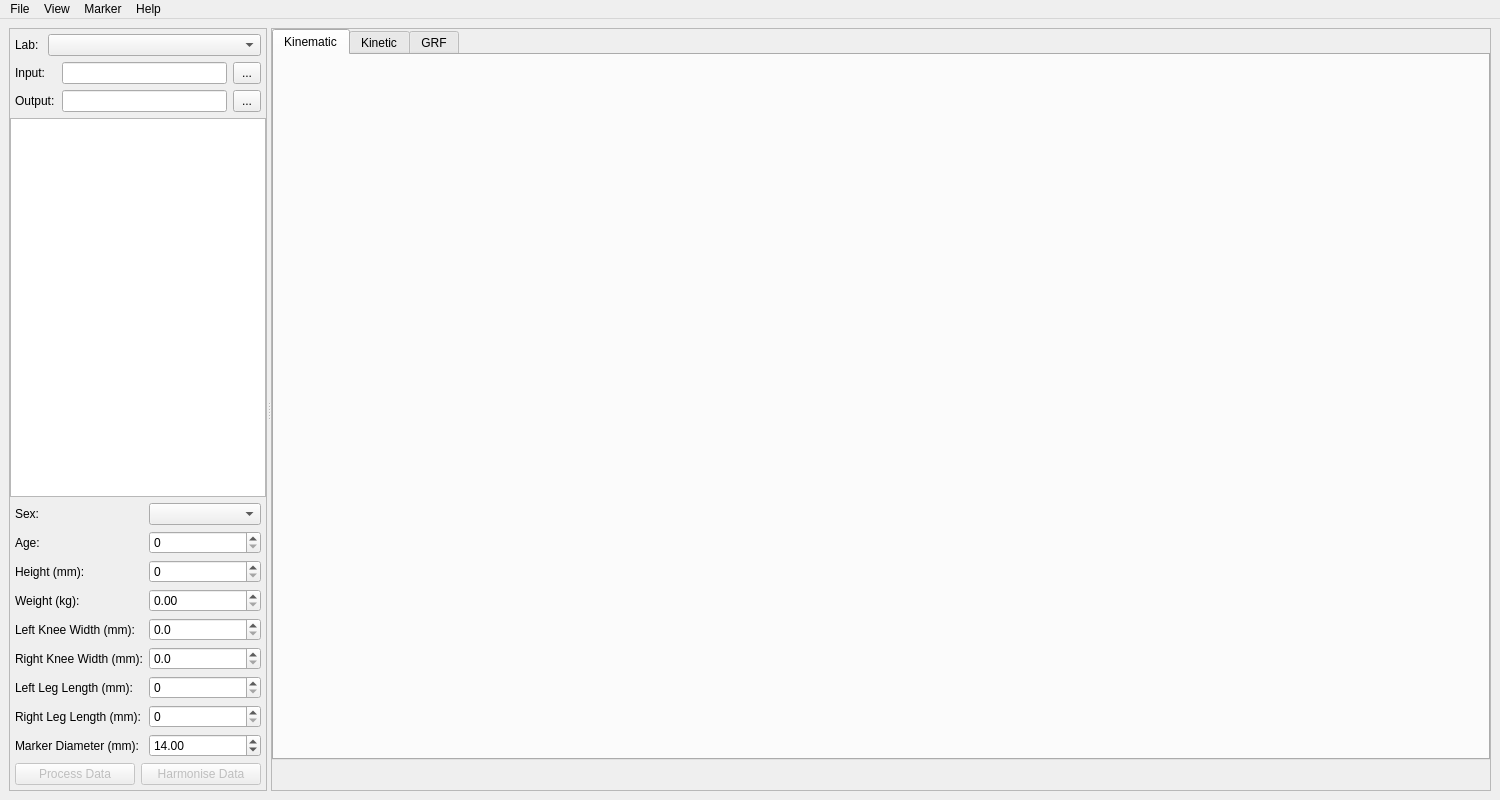
The window that src/c3d_parser/view/qt/main_window.ui (tsalemink/C3D-parser) describes before a commit, drawn with Qt 5.
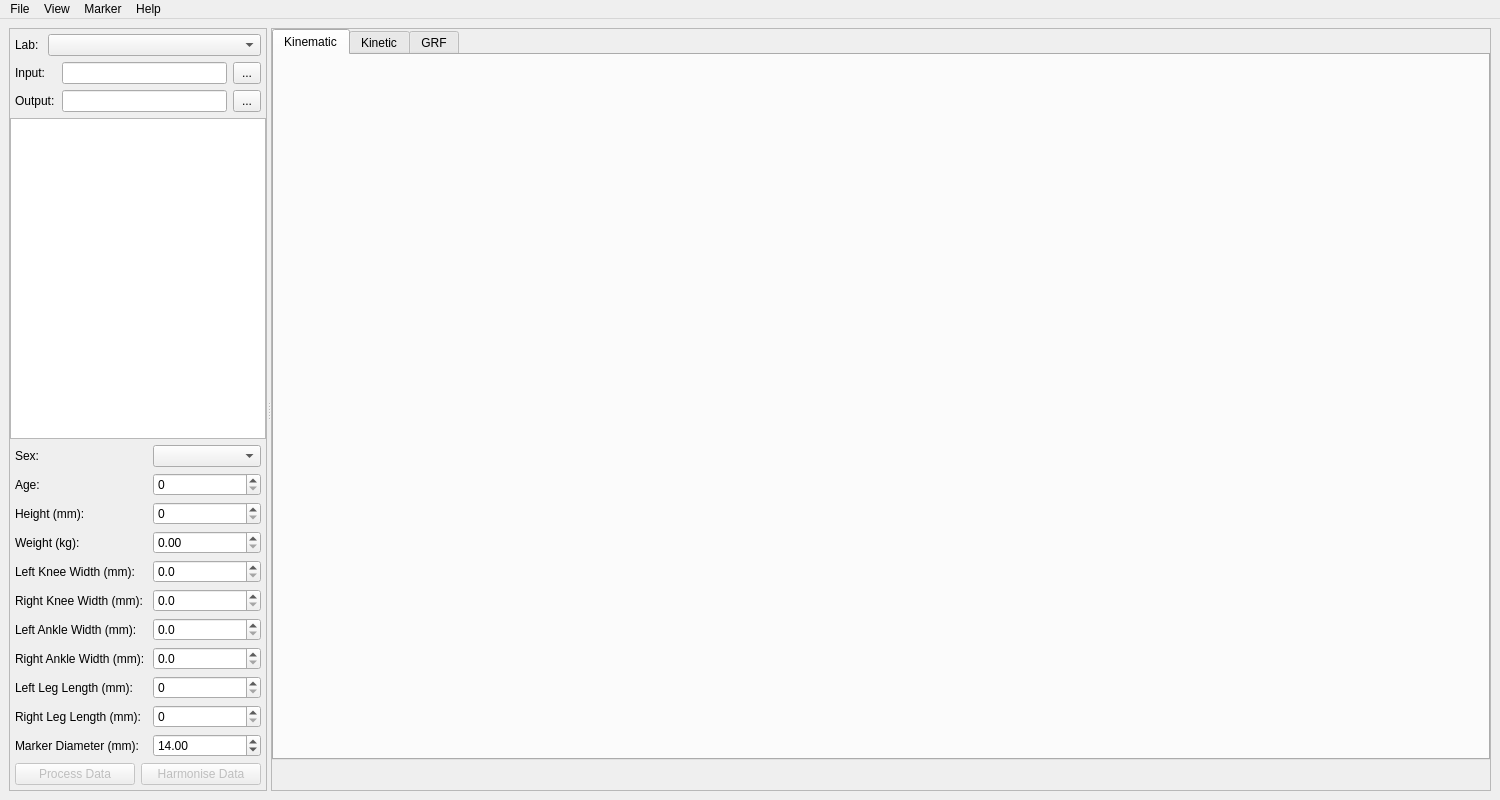
The same window after the commit. Custom widgets are drawn as their Qt base class.

Commit message: Extract ankle widths from static trial

What changed in the file:
```diff
--- a/src/c3d_parser/view/qt/main_window.ui
+++ b/src/c3d_parser/view/qt/main_window.ui
@@ -204,7 +204,7 @@
            <widget class="QLabel" name="label_12">
             <property name="minimumSize">
              <size>
-              <width>128</width>
+              <width>132</width>
               <height>0</height>
              </size>
             </property>
@@ -247,7 +247,7 @@
            <widget class="QLabel" name="label_11">
             <property name="minimumSize">
              <size>
-              <width>128</width>
+              <width>132</width>
               <height>0</height>
              </size>
             </property>
@@ -273,7 +273,7 @@
            <widget class="QLabel" name="label_4">
             <property name="minimumSize">
              <size>
-              <width>128</width>
+              <width>132</width>
               <height>0</height>
              </size>
             </property>
@@ -315,7 +315,7 @@
            <widget class="QLabel" name="label_6">
             <property name="minimumSize">
              <size>
-              <width>128</width>
+              <width>132</width>
               <height>0</height>
              </size>
             </property>
@@ -357,7 +357,7 @@
            <widget class="QLabel" name="label_7">
             <property name="minimumSize">
              <size>
-              <width>128</width>
+              <width>132</width>
               <height>0</height>
              </size>
             </property>
@@ -399,7 +399,7 @@
            <widget class="QLabel" name="label_8">
             <property name="minimumSize">
              <size>
-              <width>128</width>
+              <width>132</width>
               <height>0</height>
              </size>
             </property>
@@ -429,6 +429,72 @@
           </item>
          </layout>
         </item>
+        <item>
+         <layout class="QHBoxLayout" name="horizontalLayout_15">
+          <property name="leftMargin">
+           <number>5</number>
+          </property>
+          <property name="rightMargin">
+           <number>5</number>
+          </property>
+          <item>
+           <widget class="QLabel" name="label_13">
+            <property name="minimumSize">
+             <size>
+              <width>132</width>
+              <height>0</height>
+             </size>
+            </property>
+            <property name="text">
+             <string>Left Ankle Width (mm):</string>
+            </property>
+           </widget>
+          </item>
+          <item>
+           <widget class="QDoubleSpinBox" name="doubleSpinBoxLeftAnkleWidth">
+            <property name="decimals">
+             <number>1</number>
+            </property>
+            <property name="maximum">
+             <double>999.000000000000000</double>
+            </property>
+           </widget>
+          </item>
+         </layout>
+        </item>
+        <item>
+         <layout class="QHBoxLayout" name="horizontalLayout_16">
+          <property name="leftMargin">
+           <number>5</number>
+          </property>
+          <property name="rightMargin">
+           <number>5</number>
+          </property>
+          <item>
+           <widget class="QLabel" name="label_14">
+            <property name="minimumSize">
+             <size>
+              <width>132</width>
+              <height>0</height>
+             </size>
+            </property>
+            <property name="text">
+             <string>Right Ankle Width (mm):</string>
+            </property>
+           </widget>
+          </item>
+          <item>
+           <widget class="QDoubleSpinBox" name="doubleSpinBoxRightAnkleWidth">
+            <property name="decimals">
+             <number>1</number>
+            </property>
+            <property name="maximum">
+             <double>999.000000000000000</double>
+            </property>
+           </widget>
+          </item>
+         </layout>
+        </item>
         <item>
          <layout class="QHBoxLayout" name="horizontalLayout_11">
           <property name="leftMargin">
@@ -441,7 +507,7 @@
            <widget class="QLabel" name="label_9">
             <property name="minimumSize">
              <size>
-              <width>128</width>
+              <width>132</width>
               <height>0</height>
              </size>
             </property>
@@ -483,7 +549,7 @@
            <widget class="QLabel" name="label_10">
             <property name="minimumSize">
              <size>
-              <width>128</width>
+              <width>132</width>
               <height>0</height>
              </size>
             </property>
@@ -531,7 +597,7 @@
             </property>
             <property name="minimumSize">
              <size>
-              <width>128</width>
+              <width>132</width>
               <height>0</height>
              </size>
             </property>
```
The commit also changes 3 other files.
